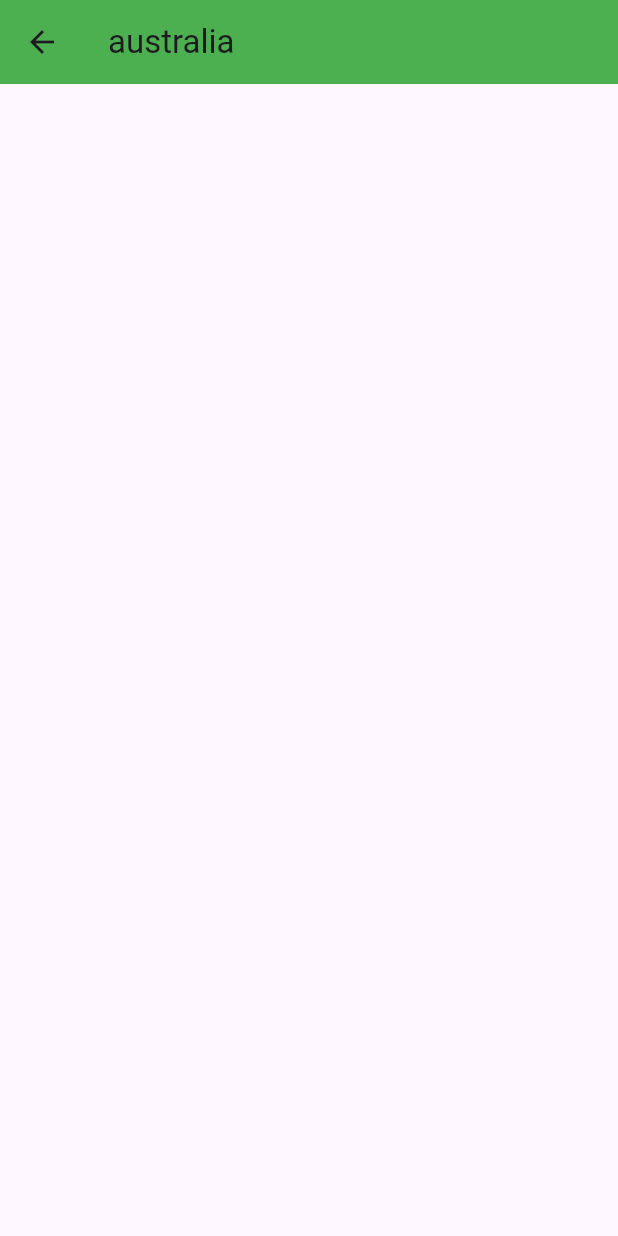
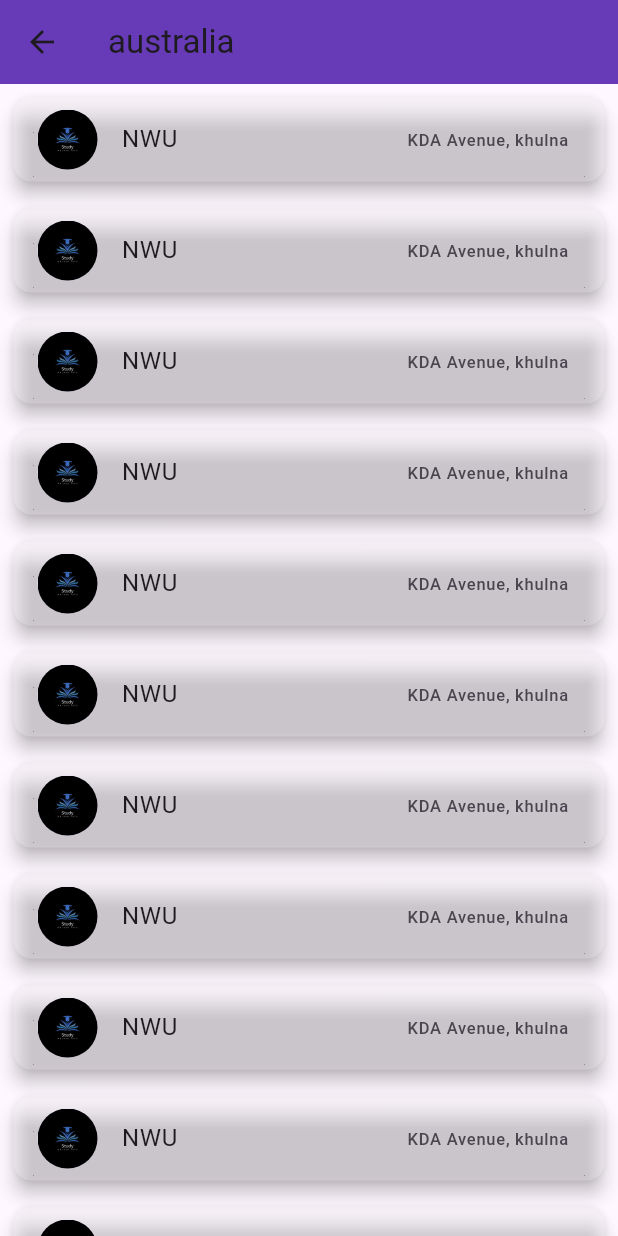
Before and after one commit to mm-zakaria/Study-Abroad-Info, a Flutter app: the AustraliaUniversityList screen opened directly, on a phone screen of 412 x 824 dp. Run offline on Flutter 3.47's test engine with Material 3 defaults, Android fonts, the light colour scheme and no system bars; our stand-ins replace google_fonts.

Commit message:
work on university list

```diff
--- a/flutter_launcher_icons.yaml
+++ b/flutter_launcher_icons.yaml
@@ -4,7 +4,7 @@ dev_dependencies:
 flutter_launcher_icons:
   android: "launcher_icon"
   ios: true
-  image_path: "assets/logo.png"
+  image_path: "assets/logo2.jpg"
   min_sdk_android: 21 # android min sdk min:16, default 21
   web:
     generate: true
--- a/lib/australia_university/australia_university_list.dart
+++ b/lib/australia_university/australia_university_list.dart
@@ -7,8 +7,39 @@ class AustraliaUniversityList extends StatelessWidget {
   Widget build(BuildContext context) {
     return Scaffold(
       appBar: AppBar(
-        backgroundColor: Colors.green,
+        backgroundColor: Colors.deepPurple,
         title: Text('australia'),
+      ),
+      body: ListView(
+        children: [
+          Column(
+            children: [
+              for (int i = 0; i <= 20; i++)
+                Padding(
+                  padding: EdgeInsets.all(5),
+                  child: InkWell(
+                    onTap: () {
+                      // Navigator.push(
+                      //     context,
+                      //     MaterialPageRoute(
+                      //         builder: (context) => UsauniversityList()));
+                    },
+                    child: Card(
+                      color: Colors.white24,
+                      elevation: 5,
+                      child: ListTile(
+                        leading: CircleAvatar(
+                          backgroundImage: AssetImage("assets/logo2.jpg"),
+                        ),
+                        title: Text("NWU"),
+                        trailing: Text("KDA Avenue, khulna"),
+                      ),
+                    ),
+                  ),
+                ),
+            ],
+          ),
+        ],
       ),
     );
   }
--- a/lib/pages/profile.dart
+++ b/lib/pages/profile.dart
@@ -5,6 +5,8 @@ class Profile extends StatelessWidget {
 
   @override
   Widget build(BuildContext context) {
-    return const Placeholder();
+    return Scaffold(
+      body: Center(child: Text("profile")),
+    );
   }
 }
--- a/lib/pages/save.dart
+++ b/lib/pages/save.dart
@@ -5,6 +5,8 @@ class Save extends StatelessWidget {
 
   @override
   Widget build(BuildContext context) {
-    return const Placeholder();
+    return Scaffold(
+      body: Center(child: Text("save page")),
+    );
   }
 }
--- a/pubspec.yaml
+++ b/pubspec.yaml
@@ -71,6 +71,7 @@ flutter:
     - assets/aus.jpeg
     - assets/welcomescreen.jpg
     - assets/logo.png
+    - assets/logo2.jpg
 
 
 
```
Also changed, not shown: lib/uk_university/university_list.dart (+14 -0 lines), lib/usa_university/usauniversity_list.dart (+17 -0 lines), assets/logo2.jpg (added), 26 other files.
